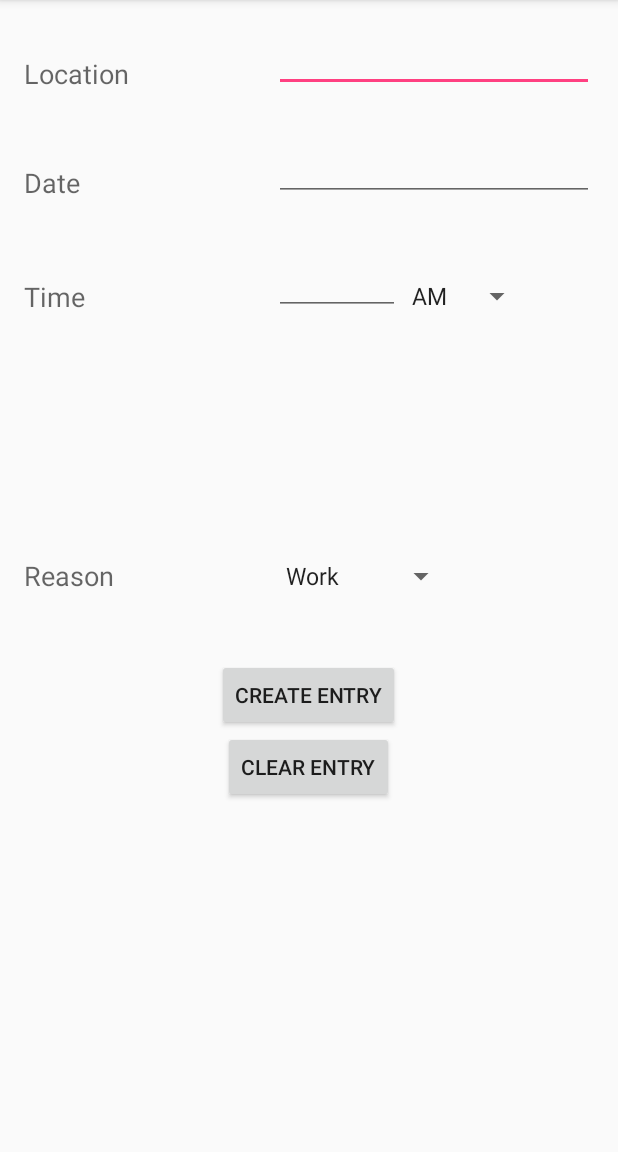
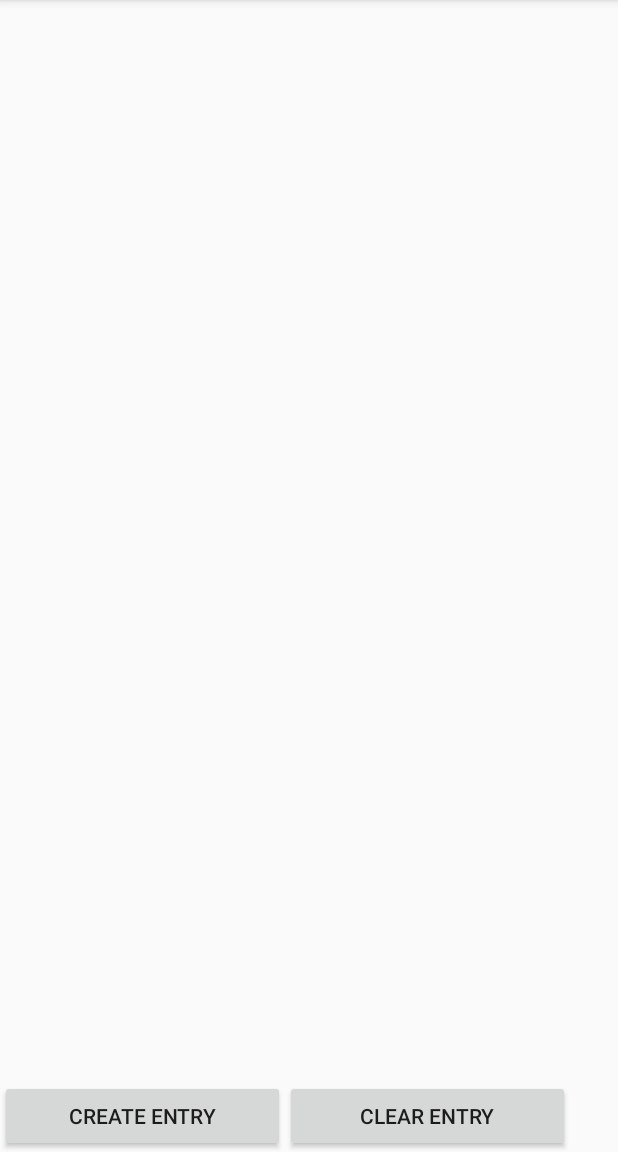
Before and after one commit to phealeyh/tracking-application, an Android app: the CreateTimetableActivity screen opened directly, with no data from a screen before it, on a phone screen of 412 x 824 dp, the part 84-1236 px from its top. Run offline under Robolectric (Android 15) with nearby library versions, the phone set to English and light mode, and no system bars.

Commit message:
removed create timetable entries

```diff
--- a/app/src/main/res/layout/activity_create_timetable.xml
+++ b/app/src/main/res/layout/activity_create_timetable.xml
@@ -1,125 +1,33 @@
 <?xml version="1.0" encoding="utf-8"?>
 <RelativeLayout xmlns:android="http://schemas.android.com/apk/res/android"
     xmlns:tools="http://schemas.android.com/tools" android:layout_width="match_parent"
-    android:layout_height="match_parent" android:paddingLeft="@dimen/activity_horizontal_margin"
-    android:paddingRight="@dimen/activity_horizontal_margin"
-    android:paddingTop="@dimen/activity_vertical_margin"
-    android:paddingBottom="@dimen/activity_vertical_margin"
+    android:layout_height="match_parent"
     tools:context="tracking.id11723222.com.trackingapplication.CreateTimetableActivity">
 
-    <TextView
-        android:layout_width="wrap_content"
+
+    <LinearLayout
+        android:orientation="horizontal"
+        android:layout_width="match_parent"
         android:layout_height="wrap_content"
-        android:textAppearance="?android:attr/textAppearanceMedium"
-        android:text="@string/location"
-        android:id="@+id/location_view"
-        android:layout_alignBottom="@+id/location_field"
-        android:layout_alignParentLeft="true"
-        android:layout_alignParentStart="true" />
-
-    <TextView
-        android:layout_width="wrap_content"
-        android:layout_height="wrap_content"
-        android:textAppearance="?android:attr/textAppearanceMedium"
-        android:text="@string/date"
-        android:id="@+id/date_view"
-        android:layout_below="@+id/location_view"
-        android:layout_alignParentLeft="true"
-        android:layout_alignParentStart="true"
-        android:layout_marginTop="48dp" />
-
-    <TextView
-        android:layout_width="wrap_content"
-        android:layout_height="wrap_content"
-        android:textAppearance="?android:attr/textAppearanceMedium"
-        android:text="@string/time"
-        android:id="@+id/time_view"
-        android:layout_below="@+id/date_view"
-        android:layout_alignParentLeft="true"
-        android:layout_alignParentStart="true"
-        android:layout_marginTop="51dp" />
-
-    <TextView
-        android:layout_width="wrap_content"
-        android:layout_height="wrap_content"
-        android:textAppearance="?android:attr/textAppearanceMedium"
-        android:text="@string/reason"
-        android:id="@+id/reason_view"
-        android:layout_centerVertical="true"
-        android:layout_alignParentLeft="true"
-        android:layout_alignParentStart="true" />
-
-    <EditText
-        android:layout_width="wrap_content"
-        android:layout_height="wrap_content"
-        android:inputType="textPostalAddress"
-        android:ems="10"
-        android:id="@+id/location_field"
-        android:layout_alignParentTop="true"
-        android:layout_alignParentRight="true"
-        android:layout_alignParentEnd="true" />
-
-    <EditText
-        android:layout_width="wrap_content"
-        android:layout_height="wrap_content"
-        android:inputType="date"
-        android:ems="10"
-        android:id="@+id/date_field"
-        android:layout_above="@+id/time_view"
-        android:layout_alignRight="@+id/location_field"
-        android:layout_alignEnd="@+id/location_field" />
-
-    <EditText
-        android:layout_width="wrap_content"
-        android:layout_height="wrap_content"
-        android:inputType="time"
-        android:ems="10"
-        android:id="@+id/time_field"
-        android:layout_alignBottom="@+id/time_view"
-        android:layout_alignLeft="@+id/date_field"
-        android:layout_alignStart="@+id/date_field"
-        android:layout_alignRight="@+id/submit_button"
-        android:layout_alignEnd="@+id/submit_button" />
-
-    <Spinner
-        android:layout_width="wrap_content"
-        android:layout_height="wrap_content"
-        android:id="@+id/reason_box"
-        android:spinnerMode="dropdown"
-        android:entries="@array/reasons"
-        android:layout_centerVertical="true"
-        android:layout_alignLeft="@+id/time_field"
-        android:layout_alignStart="@+id/time_field" />
-
-    <Spinner
-        android:layout_width="wrap_content"
-        android:layout_height="wrap_content"
-        android:id="@+id/time_box"
-        android:spinnerMode="dropdown"
-        android:entries="@array/time"
-        android:layout_alignTop="@+id/time_view"
-        android:layout_toRightOf="@+id/time_field"
-        android:layout_toEndOf="@+id/time_field" />
-
+        android:layout_alignParentBottom="true"
+        android:layout_centerHorizontal="true">
 
         <Button
-        android:layout_width="wrap_content"
+            android:layout_width="190dp"
             android:layout_height="wrap_content"
             android:text="@string/create_entry"
             android:id="@+id/submit_button"
             android:onClick="onSubmitClicked"
-        android:layout_below="@+id/reason_box"
-        android:layout_centerHorizontal="true"
-        android:layout_marginTop="43dp" />
+             />
 
         <Button
-        android:layout_width="wrap_content"
+            android:layout_width="190dp"
             android:layout_height="wrap_content"
             android:text="@string/clear_entry"
             android:id="@+id/clear_all_button"
             android:onClick="onClearClicked"
-        android:layout_below="@+id/submit_button"
-        android:layout_centerHorizontal="true" />
+            />
+    </LinearLayout>
 
 
 </RelativeLayout>
```
Lines whose indentation alone changed are shown as unchanged.
